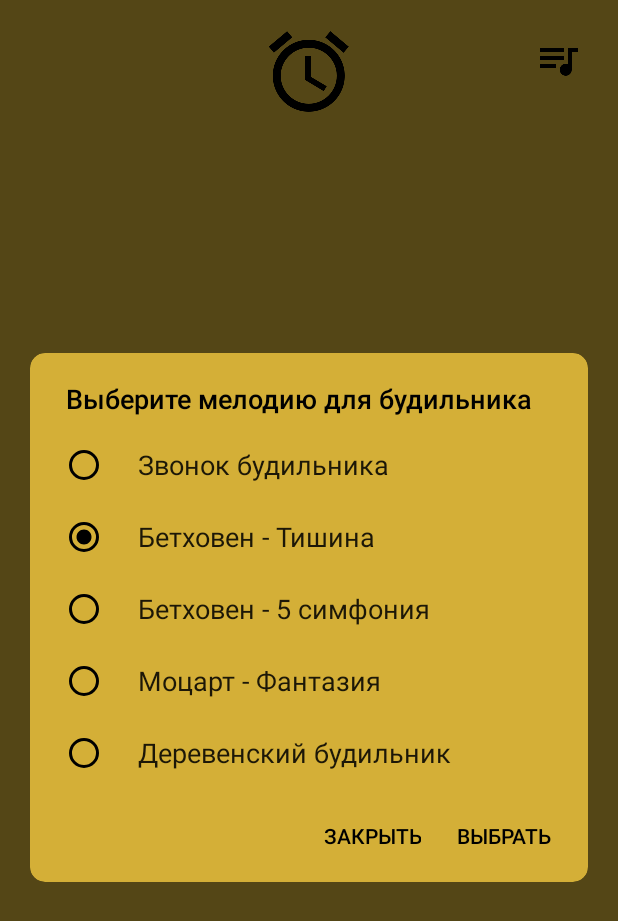
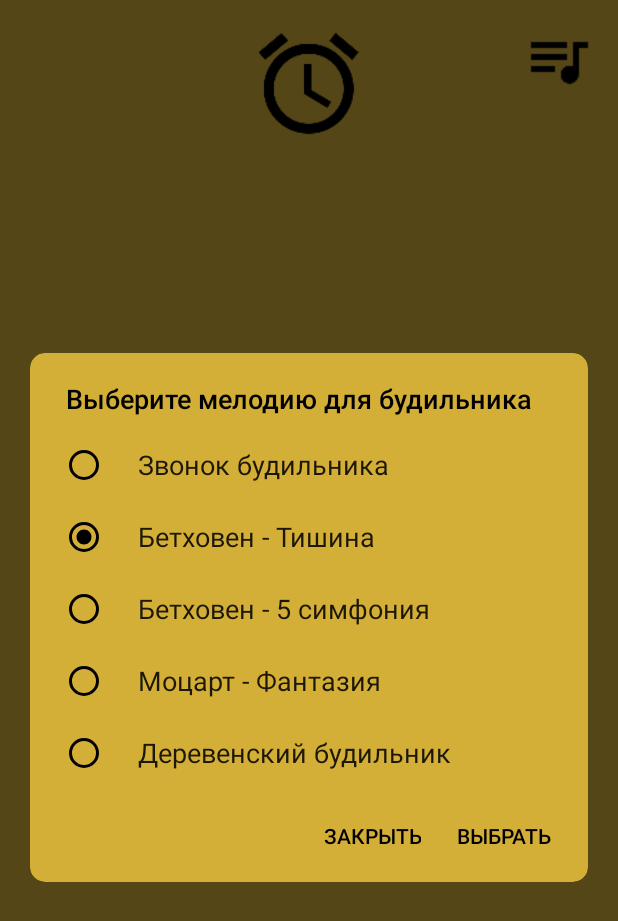
Before and after one commit to ZlotIv/AlarmClock, an Android app: the screen it shows after launch (MainActivity), after a tap on an icon or button, on a phone screen of 412 x 824 dp. Shown: the top 921 px of the screen. Run offline under Robolectric (Android 15) with nearby library versions, the phone set to English and light mode, and no system bars.

Commit message:
Изменена кнопка выбора дней. Добавлены белые картинки для кнопок выбора мелодии и нового будильника. Изменен их масштаб. Добавлена реакция на их нажатие.

```diff
--- /dev/null
+++ b/app/src/main/res/drawable/choosesongbuttonselector.xml
@@ -0,0 +1,9 @@
+<?xml version="1.0" encoding="utf-8"?>
+<selector xmlns:android="http://schemas.android.com/apk/res/android">
+    <item android:state_pressed="true"
+        android:drawable="@drawable/songs_icon_white">
+    </item>
+    <item
+        android:drawable="@drawable/songs_icon">
+    </item>
+</selector>
--- /dev/null
+++ b/app/src/main/res/drawable/newalarmbuttonselector.xml
@@ -0,0 +1,9 @@
+<?xml version="1.0" encoding="utf-8"?>
+<selector xmlns:android="http://schemas.android.com/apk/res/android">
+    <item android:state_pressed="true"
+        android:drawable="@drawable/alarm_icon_white">
+    </item>
+    <item
+        android:drawable="@drawable/alarm_icon">
+    </item>
+</selector>
--- a/app/src/main/res/layout/activity_main.xml
+++ b/app/src/main/res/layout/activity_main.xml
@@ -10,13 +10,12 @@
     tools:context="zlotnikov.alarmclock.MainActivity"
     android:orientation="vertical">
     <ImageButton
-        android:layout_width="wrap_content"
-        android:layout_height="wrap_content"
+        android:layout_width="80dp"
+        android:layout_height="80dp"
         android:id="@+id/new_alarmClock"
         android:onClick="onClickAlarm"
-        android:src="@drawable/alarm_icon"
         android:layout_centerHorizontal="true"
-        android:background="@null"/>
+        android:background="@drawable/newalarmbuttonselector"/>
     <ListView
         android:id="@+id/alarmClock_list"
         android:layout_width="match_parent"
@@ -31,8 +30,7 @@
         android:layout_width="wrap_content"
         android:layout_height="wrap_content"
         android:id="@+id/choose_music"
-        android:src="@drawable/songs_icon"
         android:layout_alignParentTop="true"
         android:layout_alignParentRight="true"
-        android:background="@null"/>
+        android:background="@drawable/choosesongbuttonselector"/>
 </RelativeLayout>
```
Also changed, not shown: app/src/main/res/drawable/choosedaysbuttondefault.xml (deleted, +0 -10 lines), app/src/main/res/drawable/choosedaysbuttonpressed.xml (deleted, +0 -11 lines), app/src/main/res/drawable/choosedaysbuttonselector.xml (+15 -3 lines), app/src/main/res/drawable-hdpi/alarm_icon_white.png (added), app/src/main/res/drawable-hdpi/songs_icon_white.png (added), app/src/main/res/drawable-ldpi/alarm_icon_white.png (added), app/src/main/res/drawable-ldpi/songs_icon_white.png (added), app/src/main/res/drawable-mdpi/alarm_icon_white.png (added), app/src/main/res/drawable-mdpi/songs_icon_white.png (added), app/src/main/res/drawable-xhdpi/alarm_icon_white.png (added), app/src/main/res/drawable-xhdpi/songs_icon_white.png (added), app/src/main/res/drawable-xxhdpi/alarm_icon_white.png (added), app/src/main/res/drawable-xxhdpi/songs_icon_white.png (added), app/src/main/res/drawable-xxxhdpi/alarm_icon_white.png (added), 1 more files.
